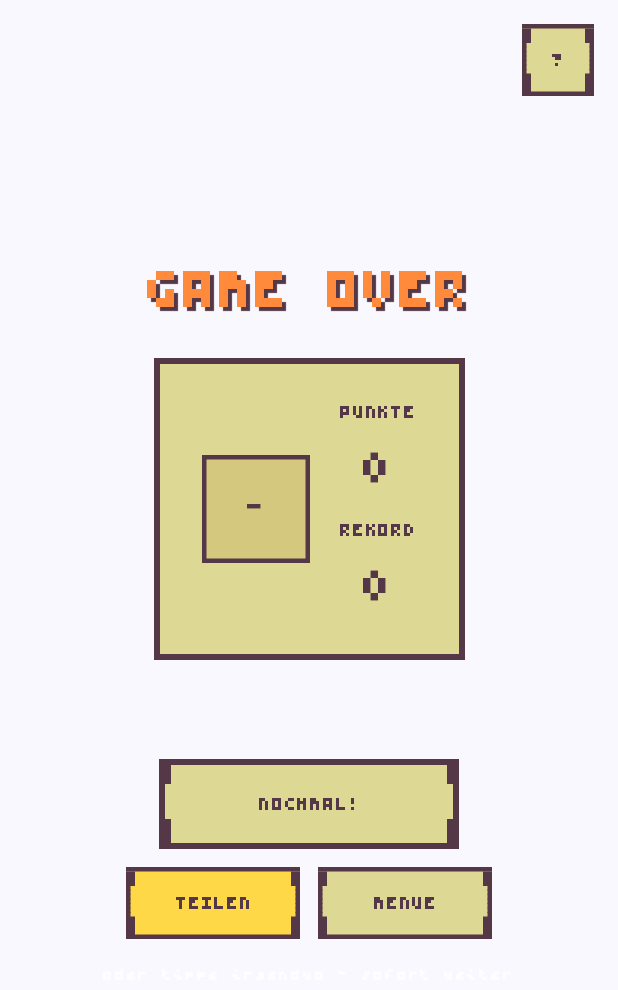
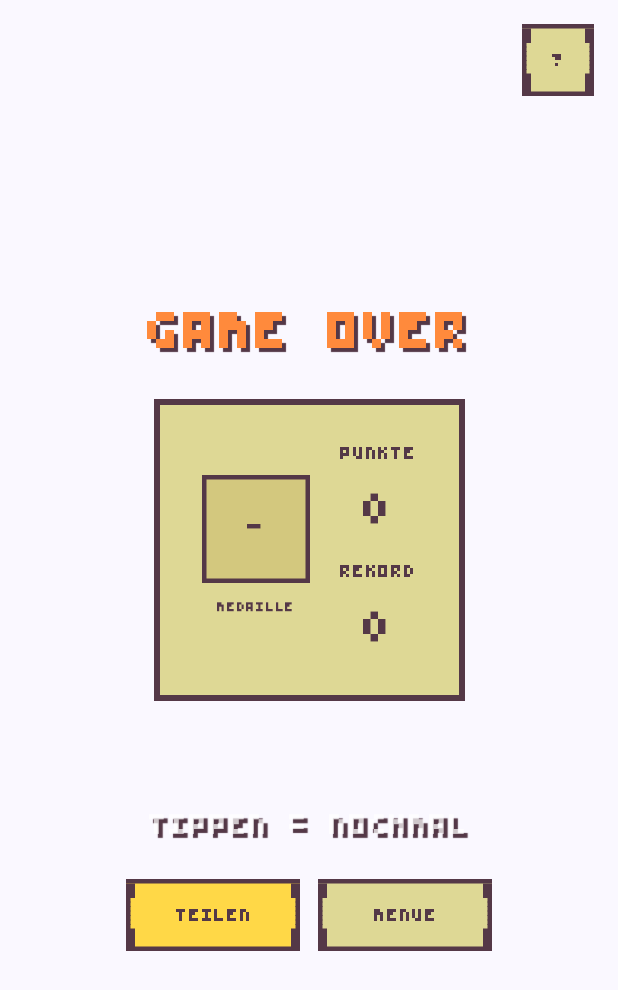
Before and after one commit to robinrehbein/dottie., an Android app built with Jetpack Compose: the composable GameOverOverlay called with empty values, on a phone screen of 412 x 824 dp. Shown: the top 990 px of the screen. Run offline under Robolectric (Android 15) with nearby library versions, the phone set to English and light mode, and no system bars.

Commit message:
v2.9.1: Game-Over aufgeraeumt — NOCHMAL-Button raus, Medaille beschriftet
- NOCHMAL!-Button entfernt: Tap irgendwo startet ohnehin sofort neu
  (mit Wut-Tap-Sperre); stattdessen ist der blinkende Hinweis jetzt die
  prominente Restart-Affordanz ("TIPPEN = NOCHMAL"). Weniger Buttons
  heisst auch weniger versehentliche TEILEN-Treffer beim Wut-Tippen.
- Medaillen-Badge im Ergebnis-Panel traegt jetzt das Label MEDAILLE,
  und die Hilfe erklaert die Schwellen (Bronze 10 / Silber 20 /
  Gold 30 / Platin 40).
- versionCode 16 / versionName 2.9.1

Co-Authored-By: Claude Fable 5 <noreply@anthropic.com>
Claude-Session: https://claude.ai/code/session_01Ddo6vyFWhSqGUUuYmdM4Mj

```diff
--- a/app/build.gradle.kts
+++ b/app/build.gradle.kts
@@ -12,8 +12,8 @@ android {
         applicationId = "de.robinrehbein.punkt"
         minSdk = 28
         targetSdk = 36
-        versionCode = 15
-        versionName = "2.9"
+        versionCode = 16
+        versionName = "2.9.1"
 
         testInstrumentationRunner = "androidx.test.runner.AndroidJUnitRunner"
     }
--- a/app/src/main/java/de/robinrehbein/punkt/ui/screens/GameOverlays.kt
+++ b/app/src/main/java/de/robinrehbein/punkt/ui/screens/GameOverlays.kt
@@ -297,7 +297,6 @@ internal fun GameOverOverlay(
     dailyBest: Int,
     dailyStreak: Int,
     skinUnlocked: Boolean,
-    onRestart: () -> Unit,
     onShare: () -> Unit,
     onMenu: () -> Unit,
     onHelp: () -> Unit
@@ -339,7 +338,16 @@ internal fun GameOverOverlay(
 
             PixelPanel {
                 Row(verticalAlignment = Alignment.CenterVertically) {
-                    MedalBadge(score = score)
+                    Column(horizontalAlignment = Alignment.CenterHorizontally) {
+                        MedalBadge(score = score)
+                        Spacer(modifier = Modifier.height(4.dp))
+                        Text(
+                            text = "MEDAILLE",
+                            fontFamily = Bytesized,
+                            fontSize = 12.sp,
+                            color = TextDark
+                        )
+                    }
                     Spacer(modifier = Modifier.width(20.dp))
                     Column(horizontalAlignment = Alignment.CenterHorizontally) {
                         Text(
@@ -409,17 +417,17 @@ internal fun GameOverOverlay(
 
             Spacer(modifier = Modifier.height(24.dp))
 
-            PixelButton(
-                text = "NOCHMAL!",
-                onClick = onRestart,
-                backgroundColor = PanelSand,
-                borderColor = TextDark,
-                textColor = TextDark,
-                width = 200.dp,
-                height = 60.dp
+            // Kein NOCHMAL-Button: Tap irgendwo startet sofort neu (nach
+            // kurzer Wut-Tap-Sperre) — der blinkende Hinweis ist die
+            // einzige Restart-Affordanz und darf deshalb auffallen.
+            Text(
+                text = "TIPPEN = NOCHMAL",
+                style = ScoreShadowStyle,
+                fontSize = 26.sp,
+                color = Color.White.copy(alpha = blink)
             )
 
-            Spacer(modifier = Modifier.height(12.dp))
+            Spacer(modifier = Modifier.height(20.dp))
 
             Row {
                 PixelButton(
@@ -444,15 +452,6 @@ internal fun GameOverOverlay(
                     borderWidth = 3.dp
                 )
             }
-
-            Spacer(modifier = Modifier.height(12.dp))
-
-            Text(
-                text = "oder tippe irgendwo — sofort weiter",
-                fontFamily = Bytesized,
-                fontSize = 14.sp,
-                color = Color.White.copy(alpha = blink)
-            )
         }
     }
 }
@@ -568,6 +567,7 @@ private fun StopHelpContent() {
     HelpLine("TIPPE, WENN ER IN DER GRUENEN ZONE IST — DANEBEN GETIPPT ODER ZONE VERPASST = AUS.")
     HelpLine("HELLE MITTE DER ZONE = PERFEKT: +2 PUNKTE.", DotBody)
     HelpLine("PERFEKT IN SERIE? +3, +4, BIS ZU +5 PRO TREFFER!", DotBody)
+    HelpLine("MEDAILLEN: BRONZE AB 10, SILBER AB 20, GOLD AB 30, PLATIN AB 40.")
 
     Spacer(modifier = Modifier.height(18.dp))
     Text(
--- a/app/src/main/java/de/robinrehbein/punkt/ui/screens/TimingGameScreen.kt
+++ b/app/src/main/java/de/robinrehbein/punkt/ui/screens/TimingGameScreen.kt
@@ -376,11 +376,6 @@ fun TimingGameScreen(modifier: Modifier = Modifier) {
                 dailyBest = dailyBestToday,
                 dailyStreak = dailyStreak,
                 skinUnlocked = skinUnlockedThisRun,
-                onRestart = {
-                    prepareRun()
-                    game.reset()
-                    game.tap()
-                },
                 onShare = {
                     ScoreCard.share(
                         context = context,
```
